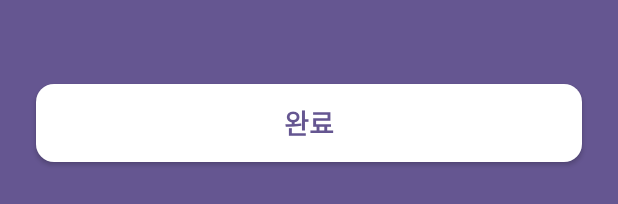
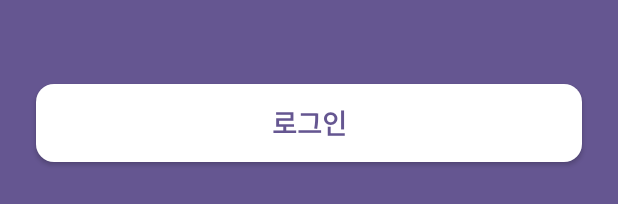
Before and after one commit to jy3040/SWU-GURU2-16-Team-Record, an Android app built with Jetpack Compose: the layout activity_login.xml on its own in the app's theme, with its tools: preview values and no code run, on a phone screen of 412 x 824 dp. Shown: the part 777-981 px from the top of the screen. Run offline under Robolectric (Android 15) with nearby library versions, the light colour scheme and no system bars.

Commit message:
[xml] 로그인(activity_login) 추가 + 기록 개수 추가 + 체크 아이콘 색 변경 + 오타 수정

```diff
--- a/app/src/main/res/layout/activity_login.xml
+++ b/app/src/main/res/layout/activity_login.xml
@@ -93,7 +93,7 @@
         android:layout_marginStart="24dp"
         android:layout_marginTop="120dp"
         android:layout_marginEnd="24dp"
-        android:text="완료"
+        android:text="로그인"
         android:textSize="18dp"
         android:textStyle="bold"
         android:textColor="@color/main_1"
```
